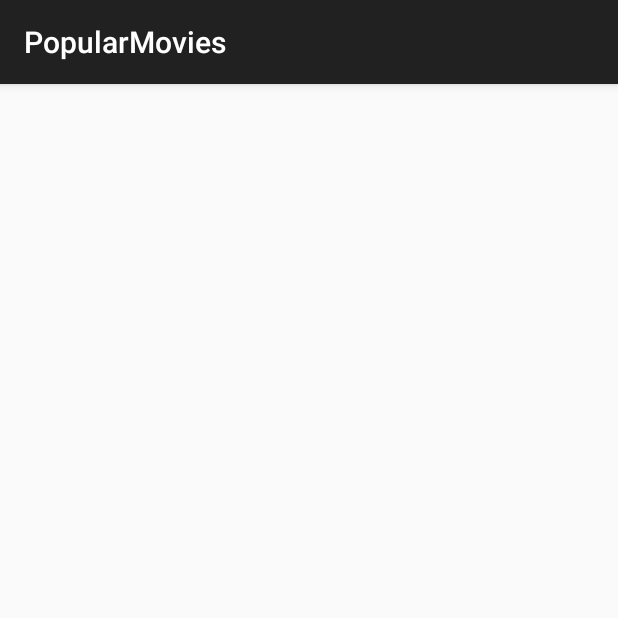
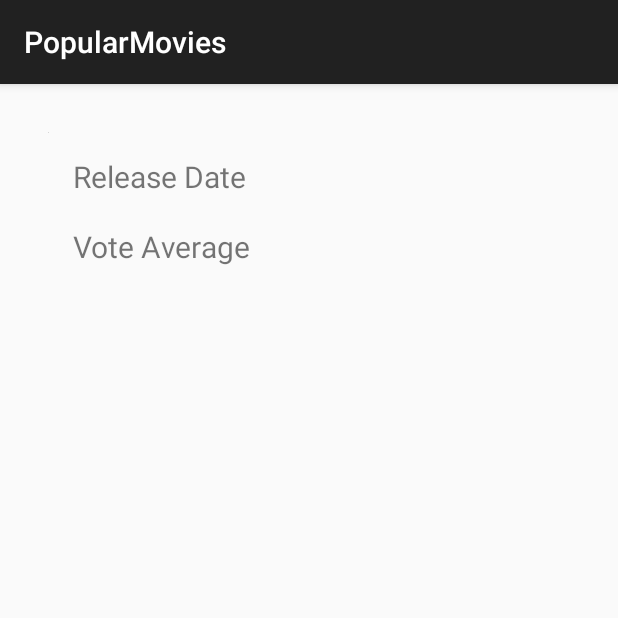
Before and after one commit to humaf/PopularMovies, an Android app: the DetailsActivity screen opened directly, with no data from a screen before it, on a phone screen of 412 x 824 dp, the top half of it. Run offline under Robolectric (Android 15) with nearby library versions, the phone set to English and light mode, and no system bars; our stand-ins replace Picasso; pictures from the network do not load.

Commit message:
Deatils screen working now just need to fix vote average next time

```diff
--- a/app/src/main/java/com/strawbericreations/popularmovies/DetailsActivity.java
+++ b/app/src/main/java/com/strawbericreations/popularmovies/DetailsActivity.java
@@ -2,12 +2,47 @@ package com.strawbericreations.popularmovies;
 
 import android.support.v7.app.AppCompatActivity;
 import android.os.Bundle;
+import android.text.Html;
+import android.util.Log;
+import android.widget.ImageView;
+import android.widget.TextView;
+
+import com.squareup.picasso.Picasso;
 
 public class DetailsActivity extends AppCompatActivity {
+    private TextView titleText;
+    private ImageView imageView;
+    private TextView releasedateText;
+    private TextView release_date;
+    private TextView voteaverageText;
+    private TextView voteaverage;
+    private TextView overview;
 
     @Override
     protected void onCreate(Bundle savedInstanceState) {
         super.onCreate(savedInstanceState);
         setContentView(R.layout.activity_details);
+        titleText = (TextView) findViewById(R.id.title);
+        imageView = (ImageView) findViewById(R.id.grid_item_image);
+        releasedateText = (TextView)findViewById(R.id.releaseTitle);
+        release_date = (TextView)findViewById(R.id.releaseDate);
+        voteaverageText = (TextView)findViewById(R.id.voteaverageTitle);
+        voteaverage = (TextView)findViewById(R.id.voteaverage);
+        overview = (TextView)findViewById(R.id.overview);
+        String title = getIntent().getStringExtra("title");
+        String image = getIntent().getStringExtra("image");
+        String rdate = getIntent().getStringExtra("release_date");
+        String  over_view = getIntent().getStringExtra("overview");
+        String averagevote = getIntent().getStringExtra("vote_average");
+        releasedateText.setText("Release Date");
+        release_date.setText(rdate);
+        overview.setText(over_view);
+        voteaverageText.setText("Vote Average");
+        voteaverage.setText(averagevote);
+        titleText.setText(title);
+        //voteAverageText.setText("Voter Average: " + movieIntent.getVote_average());
+
+        Picasso.with(this).load("http://image.tmdb.org/t/p/w92/" + image).resize(350,350)
+                .into(imageView);
     }
 }
--- a/app/src/main/java/com/strawbericreations/popularmovies/Movie.java
+++ b/app/src/main/java/com/strawbericreations/popularmovies/Movie.java
@@ -15,7 +15,7 @@ public class Movie implements Parcelable {
     private String overview;
     private String release_date;
     private Double popularity;
-    private Double vote_average;
+    private int vote_average;
     private int vote_count;
 
     public Movie(){
@@ -83,11 +83,11 @@ public class Movie implements Parcelable {
         this.popularity = popularity;
     }
 
-    public Double getVote_average() {
+    public int getVote_average() {
         return vote_average;
     }
 
-    public void setVote_average(Double vote_average) {
+    public void setVote_average(int vote_average) {
         this.vote_average = vote_average;
     }
 
@@ -117,7 +117,7 @@ public class Movie implements Parcelable {
         original_title = in.readString();
         image = in.readString();
         overview = in.readString();
-        vote_average = (Double)in.readValue(Double.class.getClassLoader());
+        vote_average = (Integer) in.readValue(Integer.class.getClassLoader());
         release_date  = in.readString();
     }
     public static final Parcelable.Creator<Movie> CREATOR = new Parcelable.Creator<Movie>() {
--- a/app/src/main/java/com/strawbericreations/popularmovies/MovieActivity.java
+++ b/app/src/main/java/com/strawbericreations/popularmovies/MovieActivity.java
@@ -21,7 +21,6 @@ import java.net.HttpURLConnection;
 import java.net.MalformedURLException;
 import java.net.URL;
 import java.util.ArrayList;
-import android.widget.AdapterView.OnItemClickListener;
 import android.widget.ImageView;
 
 public class MovieActivity extends AppCompatActivity {
@@ -45,24 +44,13 @@ public class MovieActivity extends AppCompatActivity {
                 Movie item = (Movie) parent.getItemAtPosition(position);
 
                 Intent intent = new Intent(MovieActivity.this, DetailsActivity.class);
-                ImageView imageView = (ImageView) v.findViewById(R.id.image_item);
-
-                // Interesting data to pass across are the thumbnail size/location, the
-                // resourceId of the source bitmap, the picture description, and the
-                // orientation (to avoid returning back to an obsolete configuration if
-                // the device rotates again in the meantime)
-
-                int[] screenLocation = new int[2];
-                imageView.getLocationOnScreen(screenLocation);
 
                 //Pass the image title and url to DetailsActivity
-                intent.putExtra("left", screenLocation[0]).
-                        putExtra("top", screenLocation[1]).
-                        putExtra("width", imageView.getWidth()).
-                        putExtra("height", imageView.getHeight()).
-                        putExtra("title", item.getTitle()).
-                        putExtra("image", item.getImage());
-
+                intent.putExtra("title", item.getTitle())
+                       .putExtra("image", item.getImage())
+                        .putExtra("release_date",item.getRelease_date())
+                        .putExtra("vote_average",item.getVote_average())
+                        .putExtra("overview",item.getOverview());
                 //Start details activity
                 startActivity(intent);
             }
@@ -96,7 +84,6 @@ public class MovieActivity extends AppCompatActivity {
     public class MovieDownloads extends AsyncTask<String,Void,ArrayList<Movie>> {
 
         private ArrayList<Movie> movieList;
- //       private  final String firstPartOfUrl =" http://image.tmdb.org/t/p/w185/";
 
         @Override
         protected ArrayList<Movie> doInBackground(String... urls) {
@@ -136,13 +123,13 @@ public class MovieActivity extends AppCompatActivity {
                 for (int i = 0; i < results.length(); i++) {
                     JSONObject res = results.optJSONObject(i);
                     Movie item = new Movie();
-                    String secondPartOfUrl = res.optString("poster_path");
-                    Log.i("server output,",secondPartOfUrl);
-                //    String movieimage = firstPartOfUrl + secondPartOfUrl;
                     String movietitle = (res.optString("title"));
                     item.setTitle(movietitle);
                     item.setImage(res.optString("poster_path"));
-             //       item.setImage(movieimage);
+                    item.setRelease_date(res.optString("release_date"));
+                    item.setOriginal_title(res.optString("title"));
+                    item.setOverview(res.optString("overview"));
+                    item.setVote_average(res.getInt("vote_average"));
                     Log.i("Title",movietitle);
               //      Log.i("Image url", movieimage);
                     //   Log.i("fetch",item.setImage(s));
--- a/app/src/main/res/layout/activity_details.xml
+++ b/app/src/main/res/layout/activity_details.xml
@@ -1,12 +1,77 @@
 <?xml version="1.0" encoding="utf-8"?>
-<RelativeLayout xmlns:android="http://schemas.android.com/apk/res/android"
+<LinearLayout xmlns:android="http://schemas.android.com/apk/res/android"
     xmlns:tools="http://schemas.android.com/tools"
     android:layout_width="match_parent"
     android:layout_height="match_parent"
+    android:orientation="vertical"
     android:paddingBottom="@dimen/activity_vertical_margin"
     android:paddingLeft="@dimen/activity_horizontal_margin"
     android:paddingRight="@dimen/activity_horizontal_margin"
     android:paddingTop="@dimen/activity_vertical_margin"
     tools:context="com.strawbericreations.popularmovies.DetailsActivity">
+<LinearLayout
+    android:layout_width="match_parent"
+    android:layout_height="wrap_content"
+    android:padding="16dp"
+    android:orientation="horizontal">
 
-</RelativeLayout>
+    <ImageView
+        android:id="@+id/grid_item_image"
+        android:layout_width="wrap_content"
+        android:layout_height="wrap_content"
+         />
+
+    <LinearLayout
+        android:layout_width="wrap_content"
+        android:layout_height="wrap_content"
+        android:padding="16dp"
+        android:orientation="vertical">
+
+        <TextView
+            android:layout_width="wrap_content"
+            android:layout_height="wrap_content"
+            android:id="@+id/releaseTitle"
+            android:textSize="20dp"
+
+            />
+
+        <TextView
+            android:layout_width="wrap_content"
+            android:layout_height="wrap_content"
+            android:id="@+id/releaseDate"/>
+        <TextView
+            android:layout_width="wrap_content"
+            android:layout_height="wrap_content"
+            android:id="@+id/voteaverageTitle"
+            android:textSize="20dp"/>
+        <TextView
+            android:layout_width="wrap_content"
+            android:layout_height="wrap_content"
+            android:id="@+id/voteaverage"/>
+    </LinearLayout>
+    </LinearLayout>
+<LinearLayout
+    android:layout_width="wrap_content"
+    android:layout_height="wrap_content"
+    android:orientation="vertical"
+    android:padding ="16dp">
+
+    <TextView
+        android:id="@+id/title"
+        android:layout_width="match_parent"
+        android:layout_height="wrap_content"
+        android:layout_gravity="bottom"
+        android:background="#00000c"
+        android:padding="10dp"
+        android:textColor="#fff"
+        android:textSize="20dp" />
+
+    <TextView
+    android:layout_width="wrap_content"
+    android:layout_height="wrap_content"
+    android:id="@+id/overview"
+    />
+
+</LinearLayout>
+
+</LinearLayout>
```
Also changed, not shown: 1 other file.
